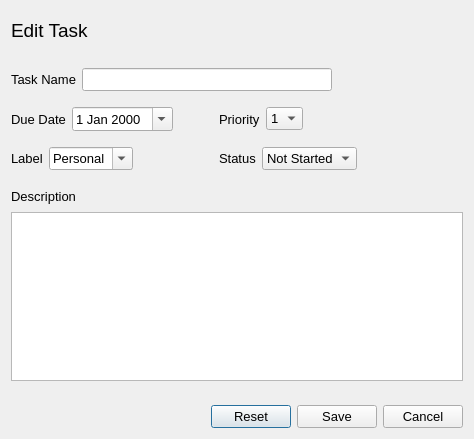
Above: ui/edit_task.ui from VicMbugua/TaskManagementSystem before the change. Below: the same form after it.
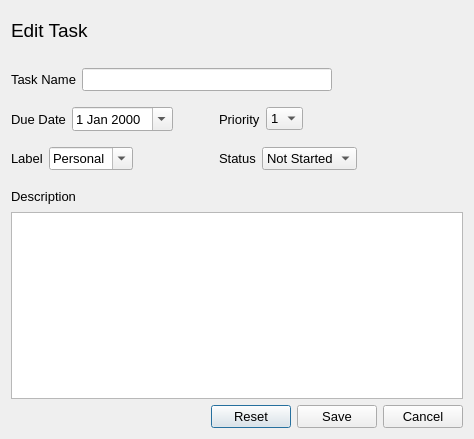
That is the form after the change.

```diff
--- a/ui/edit_task.ui
+++ b/ui/edit_task.ui
@@ -324,20 +324,11 @@
     </layout>
    </item>
    <item>
-    <widget class="QTextEdit" name="description"/>
-   </item>
-   <item>
-    <spacer name="verticalSpacer">
-     <property name="orientation">
-      <enum>Qt::Vertical</enum>
+    <widget class="QTextEdit" name="description">
+     <property name="tabChangesFocus">
+      <bool>true</bool>
      </property>
-     <property name="sizeHint" stdset="0">
-      <size>
-       <width>20</width>
-       <height>40</height>
-      </size>
-     </property>
-    </spacer>
+    </widget>
    </item>
    <item>
     <layout class="QHBoxLayout" name="horizontalLayout_6">
```
Left out of the diff: 3 changed lines with no effect on the pictures.
